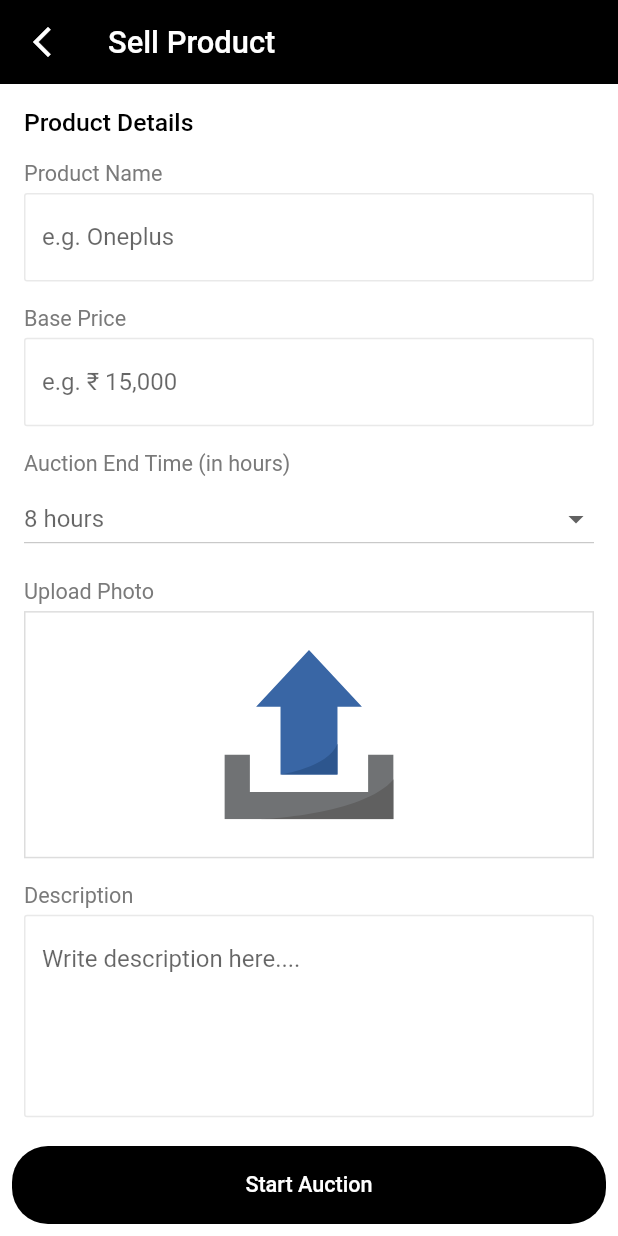
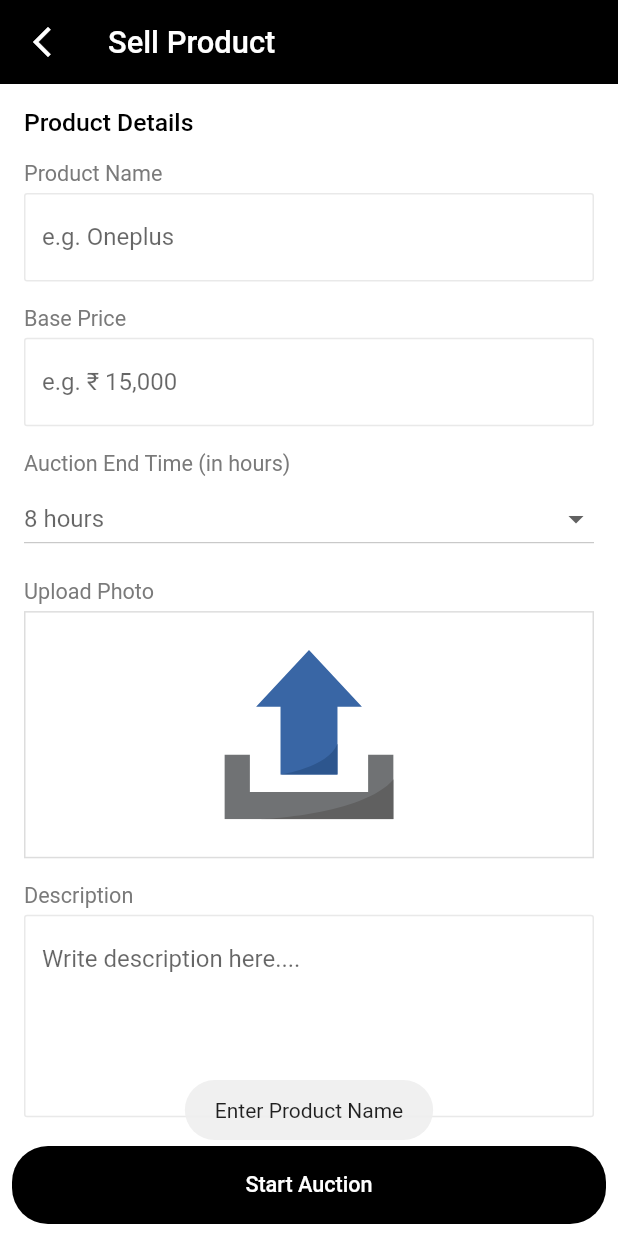
Before and after one commit to adityaAntino/hacktheway2023, a Flutter app: the SellProductScreen screen opened by its route, after a tap on "Start Auction", on a phone screen of 412 x 824 dp. Run offline on Flutter 3.47's test engine with Material 2 defaults, Android fonts, the phone set to English and light mode, and no system bars; our stand-ins replace awesome_notifications, cached_network_image, dio, firebase_core, firebase_messaging, flutter_bloc and 8 more; accounts and stored records are empty; Roboto replaces fonts that are missing (Mulish); project files that could hold a hidden picture were left out.

Commit message:
- Sell Product State Management Added.

```diff
--- a/lib/common/common_text_field.dart
+++ b/lib/common/common_text_field.dart
@@ -5,22 +5,27 @@ class CommonTextField extends StatelessWidget {
   final TextEditingController? textEditingController;
   final String hintText;
   int? maxLines;
+  final TextInputType? textInputType;
 
-  CommonTextField({super.key,required this.textEditingController,required this.hintText,this.maxLines = 1});
+  CommonTextField(
+      {super.key,
+      required this.textEditingController,
+      required this.hintText,
+      this.maxLines = 1,
+      this.textInputType
+      });
 
   @override
   Widget build(BuildContext context) {
-   return TextFormField(
-     maxLines: maxLines,
+    return TextFormField(
+      maxLines: maxLines,
       controller: textEditingController,
-      decoration:  InputDecoration(
+      keyboardType: textInputType ?? TextInputType.text,
+      decoration: InputDecoration(
         hintText: hintText,
         focusedBorder: OutlineInputBorder(
           borderRadius: BorderRadius.circular(2),
-          borderSide: const BorderSide(
-              width: 1,
-              color: AppColors.grey3
-          ),
+          borderSide: const BorderSide(width: 1, color: AppColors.grey3),
         ),
         disabledBorder: OutlineInputBorder(
             borderSide: const BorderSide(width: 3),
@@ -29,15 +34,12 @@ class CommonTextField extends StatelessWidget {
             borderSide: const BorderSide(width: 3, color: AppColors.grey3),
             borderRadius: BorderRadius.circular(2)),
         enabledBorder: OutlineInputBorder(
-            borderSide:
-            const BorderSide(width: 1, color: AppColors.grey3),
+            borderSide: const BorderSide(width: 1, color: AppColors.grey3),
             borderRadius: BorderRadius.circular(2)),
         errorBorder: OutlineInputBorder(
-            borderSide:
-            const BorderSide(width: 1, color: AppColors.baseRed),
+            borderSide: const BorderSide(width: 1, color: AppColors.baseRed),
             borderRadius: BorderRadius.circular(2)),
       ),
     );
-
   }
 }
--- a/lib/features/my_bids/screen/auction_detail_screen.dart
+++ b/lib/features/my_bids/screen/auction_detail_screen.dart
@@ -64,6 +64,9 @@ class _AuctionDetailScreenState extends State<AuctionDetailScreen> {
                   content: widget.isMyBid
                       ? 'Are you sure you want to end this auction?'
                       : 'Are you sure you want to place this bet?',
+                  onTap: (){
+
+                  },
                 );
               },
             );
--- a/lib/features/sell_products/cubit/sell_products_state.dart
+++ b/lib/features/sell_products/cubit/sell_products_state.dart
@@ -8,4 +8,7 @@ class StartAuctionLoading extends SellProductsState{}
 
 class StartAuctionSuccess extends SellProductsState{}
 
-class StartAuctionError extends SellProductsState{}
+class StartAuctionError extends SellProductsState{
+  final String message;
+  StartAuctionError({required this.message});
+}
--- a/lib/features/sell_products/screen/sell_product_screen.dart
+++ b/lib/features/sell_products/screen/sell_product_screen.dart
@@ -1,7 +1,9 @@
 import 'package:flutter/material.dart';
 import 'package:flutter_bloc/flutter_bloc.dart';
 import 'package:flutter_svg/flutter_svg.dart';
+import 'package:fluttertoast/fluttertoast.dart';
 import 'package:hacktheway2023/common/commo_appbar.dart';
+import 'package:hacktheway2023/common/common_dialog.dart';
 import 'package:hacktheway2023/common/common_text_field.dart';
 import 'package:hacktheway2023/common/custom_screen_loader.dart';
 import 'package:hacktheway2023/common/primary_button.dart';
@@ -11,6 +13,8 @@ import 'package:hacktheway2023/constant/app_text_style.dart';
 import 'package:hacktheway2023/constant/image_path.dart';
 import 'package:hacktheway2023/features/sell_products/cubit/sell_products_cubit.dart';
 import 'package:hacktheway2023/features/sell_products/cubit/sell_products_state.dart';
+import 'package:hacktheway2023/router/named_route.dart';
+import 'package:hacktheway2023/router/navigation_handler.dart';
 
 class SellProductScreen extends StatefulWidget {
   const SellProductScreen({super.key});
@@ -32,7 +36,12 @@ class _SellProductScreenState extends State<SellProductScreen> {
   String selectedEndDuration = '8 hours'; // O
   @override
   Widget build(BuildContext context) {
-    return Scaffold(
+    return GestureDetector(
+      onTap: (){
+        ///To unFocus Keyboard when tapped inside the scaffold
+        FocusScope.of(context).unfocus();
+      },
+      child: Scaffold(
         appBar: CommonAppBar(
           title: 'Sell Product',
           isLead: true,
@@ -76,6 +85,7 @@ class _SellProductScreenState extends State<SellProductScreen> {
                   CommonTextField(
                     textEditingController: _basePriceCtrl,
                     hintText: 'e.g. ₹ 15,000 ',
+                    textInputType: TextInputType.number,
                   ),
 
                   ///AUCTION DURATION
@@ -146,16 +156,43 @@ class _SellProductScreenState extends State<SellProductScreen> {
               if (state is StartAuctionLoading) {
                 return const CustomScreenLoader();
               } else if (state is StartAuctionSuccess) {
-              // showDialog(context: context, builder: (context) {});
+                BulandDarwaza.pushReplacementNamed(context,
+                    routeName: RouteName.dashboardScreen);
+                Fluttertoast.showToast(msg: 'Auction Placed Successfully');
+                context.read<SellProductsCubit>().resetState();
+              }
+              if (state is StartAuctionError) {
+                Fluttertoast.showToast(msg: state.message);
+                context.read<SellProductsCubit>().resetState();
               }
               return PrimaryButton(
                 onTap: () {
+                  if (_productNameCtrl.text.isEmpty) {
+                    Fluttertoast.showToast(msg: 'Enter Product Name');
+                  } else if (_basePriceCtrl.text.isEmpty) {
+                    Fluttertoast.showToast(msg: 'Enter Base Price');
+                  } else if (_descriptionCtrl.text.isEmpty) {
+                    Fluttertoast.showToast(msg: 'Enter Description of Product');
+                  } else {
+                    showDialog(
+                        context: context,
+                        builder: (context) {
+                          return CommonDialog(
+                            title: 'Confirm Auction',
+                            content: 'Are you sure you start this auction.',
+                            onTap: () {
+                              BulandDarwaza.pop(context);
                               context.read<SellProductsCubit>().startAuction(
                                   productName: _productNameCtrl.text,
                                   basePrice: _basePriceCtrl.text,
                                   description: _descriptionCtrl.text,
                                   auctionEndTime:
-                        auctionEndTime[selectedEndDuration].toString());
+                                      auctionEndTime[selectedEndDuration]
+                                          .toString());
+                            },
+                          );
+                        });
+                  }
                 },
                 buttonColor: AppColors.kPureBlack,
                 buttonText: 'Start Auction',
@@ -163,6 +200,7 @@ class _SellProductScreenState extends State<SellProductScreen> {
             },
           ),
         ),
+      ),
     );
   }
 }
```
Also changed, not shown: lib/common/common_dialog.dart (+3 -4 lines), lib/features/sell_products/cubit/sell_products_cubit.dart (+8 -1 lines). Lines whose indentation alone changed are shown as unchanged.
